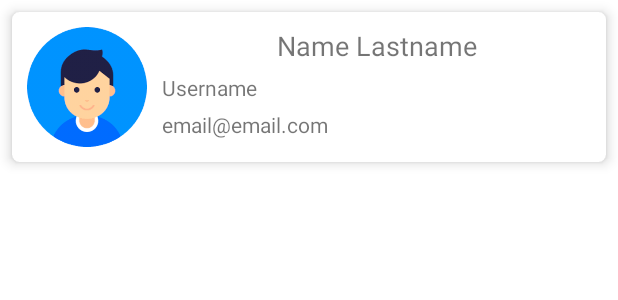
After one commit to nikoo5/DDAM, an Android app: the layout user_item.xml on its own in the app's theme, with its tools: preview values and no code run, on a phone screen of 412 x 824 dp. The commit adds this screen. Shown: the top 300 px of the screen. Run offline under Robolectric (Android 15) with nearby library versions, the light colour scheme and no system bars.

Commit message:
Clase02 update

```diff
--- a/clase02/app/src/main/java/com/utn/ddam/clase02/Adapters/UsersAdapter.kt
+++ b/clase02/app/src/main/java/com/utn/ddam/clase02/Adapters/UsersAdapter.kt
@@ -6,13 +6,13 @@ import android.view.ViewGroup
 import androidx.recyclerview.widget.RecyclerView
 import com.utn.ddam.clase02.Entities.User
 import com.utn.ddam.clase02.R
-import kotlinx.android.synthetic.main.item_user.view.*
+import kotlinx.android.synthetic.main.user_item.view.*
 
 class UsersAdapter(val users : List<User>) : RecyclerView.Adapter<UsersAdapter.UserHolder>() {
 
     override fun onCreateViewHolder(parent: ViewGroup, viewType: Int): UserHolder {
         val layoutInflater = LayoutInflater.from(parent.context)
-        return UserHolder(layoutInflater.inflate(R.layout.item_user, parent, false))
+        return UserHolder(layoutInflater.inflate(R.layout.user_item, parent, false))
     }
 
     override fun onBindViewHolder(holder: UserHolder, position: Int) {
--- /dev/null
+++ b/clase02/app/src/main/res/layout/user_item.xml
@@ -0,0 +1,60 @@
+<?xml version="1.0" encoding="utf-8"?>
+<androidx.cardview.widget.CardView xmlns:android="http://schemas.android.com/apk/res/android"
+    xmlns:app="http://schemas.android.com/apk/res-auto"
+    xmlns:tools="http://schemas.android.com/tools"
+    android:id="@+id/card_package_item"
+    android:layout_width="match_parent"
+    android:layout_height="100dp"
+    android:layout_margin="8dp"
+    android:backgroundTintMode="add"
+    app:cardCornerRadius="5dp"
+    app:cardElevation="5dp">
+
+
+    <androidx.constraintlayout.widget.ConstraintLayout
+        android:layout_width="match_parent"
+        android:layout_height="match_parent">
+
+        <ImageView
+            android:id="@+id/img_item"
+            android:layout_width="80dp"
+            android:layout_height="80dp"
+            android:layout_marginStart="10dp"
+            android:src="@drawable/userimg"
+            app:layout_constraintBottom_toBottomOf="parent"
+            app:layout_constraintStart_toStartOf="parent"
+            app:layout_constraintTop_toTopOf="parent" />
+
+        <TextView
+            android:id="@+id/tvUsername"
+            android:layout_width="wrap_content"
+            android:layout_height="wrap_content"
+            android:layout_marginStart="10dp"
+            android:text="Username"
+            app:layout_constraintBottom_toBottomOf="parent"
+            app:layout_constraintStart_toEndOf="@+id/img_item"
+            app:layout_constraintTop_toTopOf="parent" />
+
+        <TextView
+            android:id="@+id/tvName"
+            android:layout_width="wrap_content"
+            android:layout_height="wrap_content"
+            android:layout_marginTop="10dp"
+            android:text="Name Lastname"
+            android:textSize="18sp"
+            app:layout_constraintEnd_toEndOf="parent"
+            app:layout_constraintStart_toEndOf="@+id/img_item"
+            app:layout_constraintTop_toTopOf="parent" />
+
+        <TextView
+            android:id="@+id/tvEmail"
+            android:layout_width="wrap_content"
+            android:layout_height="wrap_content"
+            android:layout_marginStart="10dp"
+            android:layout_marginTop="5dp"
+            android:text="email@email.com"
+            app:layout_constraintStart_toEndOf="@+id/img_item"
+            app:layout_constraintTop_toBottomOf="@+id/tvUsername" />
+
+    </androidx.constraintlayout.widget.ConstraintLayout>
+</androidx.cardview.widget.CardView>
```
Also changed, not shown: clase02/app/src/main/java/com/utn/ddam/clase02/Fragments/LoginFragment.kt (+26 -3 lines), clase02/app/src/main/res/drawable/userimg.png (added).
